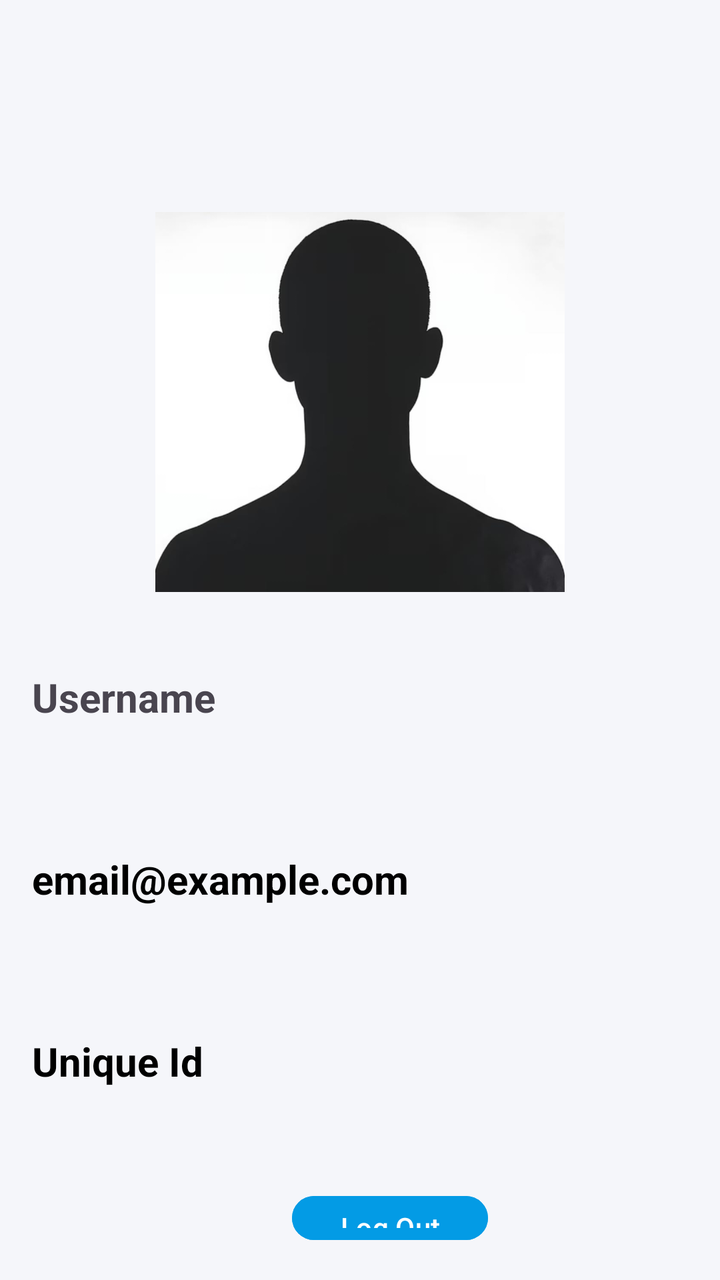
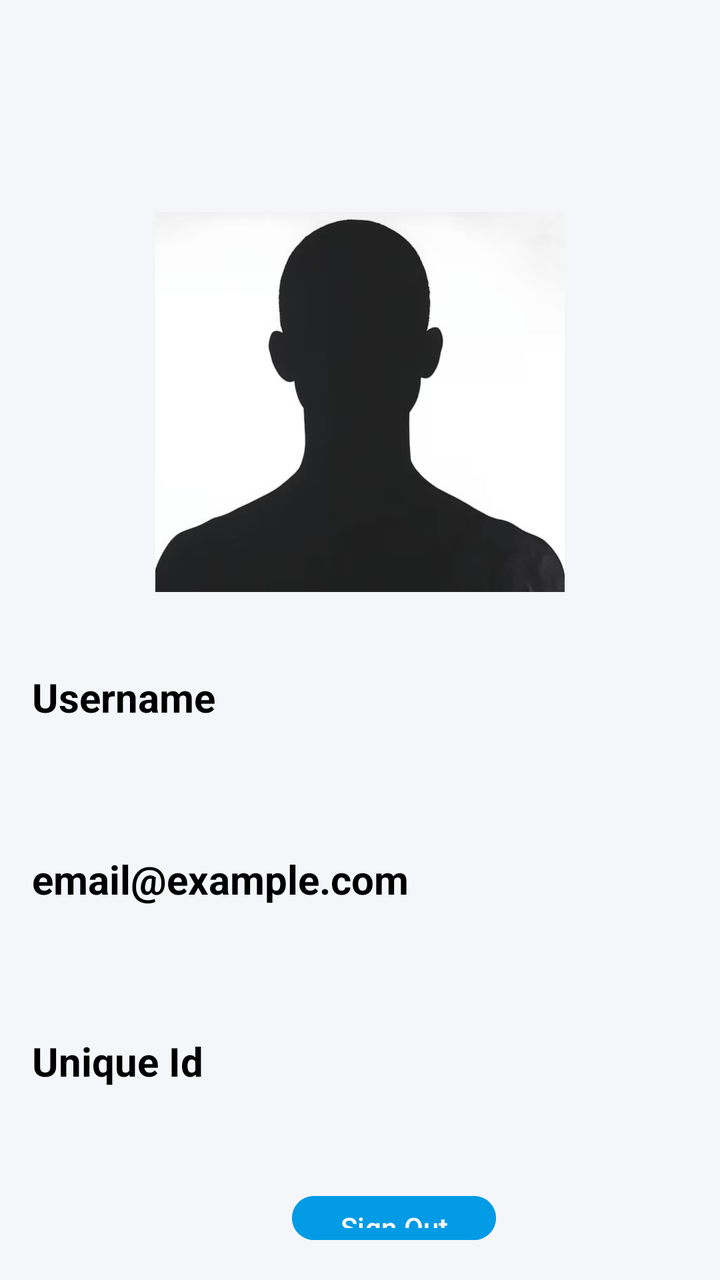

The first picture is an Android layout as it rendered before a commit; the second is the same layout after the commit. The layout source and the unified diff follow.
<!-- AndroidManifest.xml: application theme Theme.Project5 -->
<!-- res/layout/profile.xml -->
<?xml version="1.0" encoding="utf-8"?>
<LinearLayout xmlns:android="http://schemas.android.com/apk/res/android"
    xmlns:tools="http://schemas.android.com/tools"
    xmlns:app="http://schemas.android.com/apk/res-auto"
    android:orientation="vertical"
    android:padding="16dp"
    android:background="#F5F6FA"
    android:layout_width="match_parent"
    android:layout_height="match_parent">







    

    
    <ImageView
        android:id="@+id/imageView3"
        android:layout_width="match_parent"
        android:layout_height="190dp"
        app:srcCompat="@drawable/profile"
        android:layout_marginTop="90dp"/>
    <TextView
        android:id="@+id/tvUsername"
        android:layout_width="wrap_content"
        android:layout_height="wrap_content"
        android:layout_marginTop="39dp"
        android:text="Username"
        android:textSize="20sp"
        android:textStyle="bold"
        tools:layout_editor_absoluteX="16dp"
        tools:layout_editor_absoluteY="297dp" />

    <TextView
        android:id="@+id/tvEmailid"
        android:layout_width="wrap_content"
        android:layout_height="wrap_content"
        android:layout_marginTop="64dp"
        android:text="email@example.com"
        android:textColor="@color/black"

        android:textSize="20sp"
        android:textStyle="bold"
        app:layout_constraintEnd_toEndOf="parent"
        app:layout_constraintHorizontal_bias="0.075"
        app:layout_constraintStart_toStartOf="parent"
        app:layout_constraintTop_toBottomOf="@id/tvUsername" />

   <TextView
        android:id="@+id/tvUniqueId"
        android:layout_width="wrap_content"
        android:layout_height="wrap_content"
        android:layout_marginTop="64dp"
        android:text="Unique Id"

        android:textColor="@color/black"

        android:textSize="20sp"
        android:textStyle="bold" />

    <Button
        android:layout_width="wrap_content"
        android:layout_height="wrap_content"
        android:layout_marginLeft="130dp"
        android:layout_marginTop="50dp"
        android:backgroundTint="#039BE5"
        android:text="Log Out" />


</LinearLayout>
<!-- resources referenced by this layout -->
<resources>
  <color name="black">#FF000000</color>
  <!-- drawable profile: jpeg bitmap (drawable, 16088 bytes) -->
  <style name="Theme.Project5" parent="Base.Theme.Project5" />
  <style name="Base.Theme.Project5" parent="Theme.Material3.DayNight.NoActionBar">
          
          
      </style>
</resources>

<!-- the commit's change to res/layout/profile.xml (unified diff, before → after) -->
@@ -30,6 +30,7 @@
         android:layout_marginTop="39dp"
         android:text="Username"
         android:textSize="20sp"
+        android:textColor="@color/black"
         android:textStyle="bold"
         tools:layout_editor_absoluteX="16dp"
         tools:layout_editor_absoluteY="297dp" />
@@ -62,12 +63,13 @@
         android:textStyle="bold" />
 
     <Button
+        android:id="@+id/btnSignOut"
         android:layout_width="wrap_content"
         android:layout_height="wrap_content"
         android:layout_marginLeft="130dp"
         android:layout_marginTop="50dp"
         android:backgroundTint="#039BE5"
-        android:text="Log Out" />
+        android:text="Sign Out" />
 
 
 </LinearLayout>
